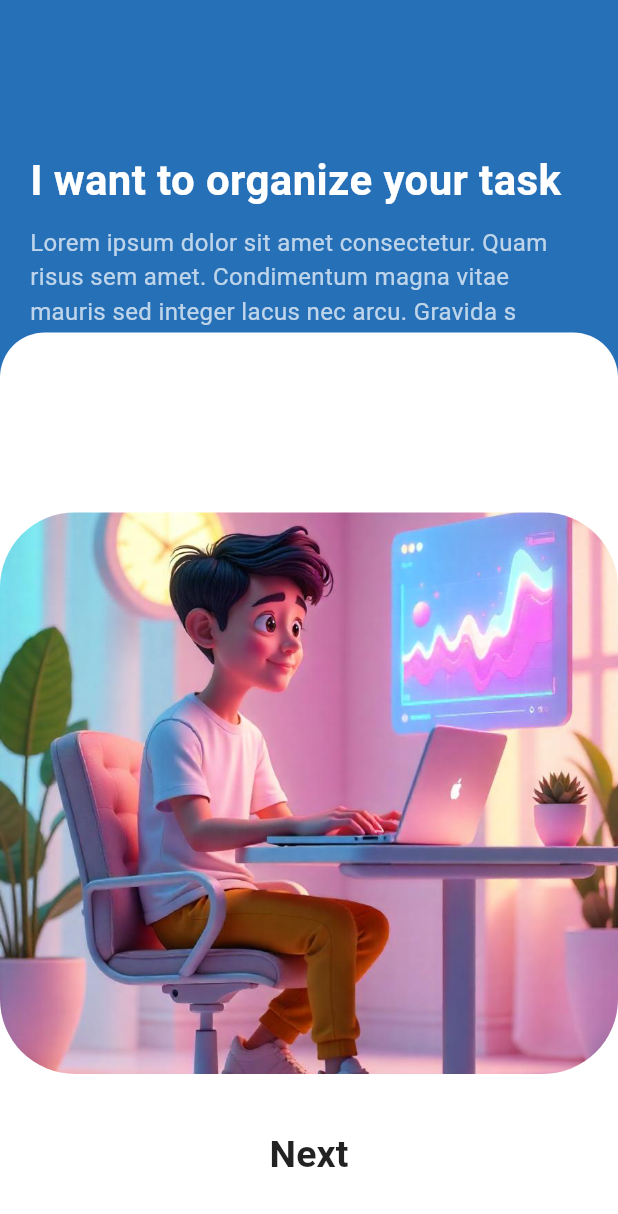
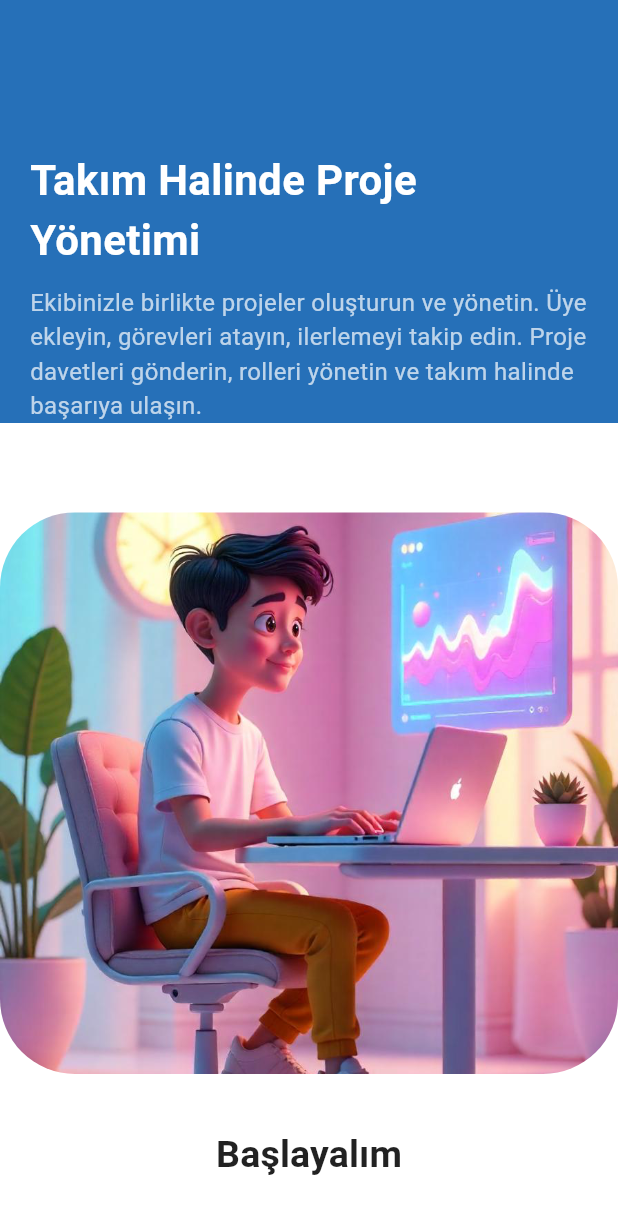
Before and after one commit to Atarapa0/OrionHub-Smart-Task-and-Project-Management-App, a Flutter app: the StartPage2 screen opened directly, on a phone screen of 412 x 824 dp. Shown: the top 1214 px of the screen. Run offline on Flutter 3.47's test engine with Material 3 defaults, Android fonts, the phone set to English and light mode, and no system bars; our stand-ins replace shared_preferences, supabase_flutter; accounts and stored records are empty.

Commit message:
Update project configuration and enhance UI elements for OrionHub. Add sensitive data files to .gitignore, update pubspec.lock with new dependencies, and implement flutter_launcher_icons for improved app branding. Revise README for clarity and detail, including setup instructions and feature descriptions. Adjust Android and iOS app icons for consistency across platforms. Refactor UI components for better layout and user experience in home and project detail pages.

```diff
--- a/lib/UI/pages/start_page1.dart
+++ b/lib/UI/pages/start_page1.dart
@@ -27,7 +27,7 @@ class _StartPageState extends State<StartPage> {
                     crossAxisAlignment: CrossAxisAlignment.start,
                     children: [
                       Text(
-                        'Organize your task',
+                        'Günlük Görevlerinizi Organize Edin',
                         style: TextStyle(
                           fontSize: 28,
                           fontWeight: FontWeight.bold,
@@ -36,13 +36,10 @@ class _StartPageState extends State<StartPage> {
                       ),
                       SizedBox(height: 10),
                       Text(
-                        'Lorem ipsum dolor sit amet consectetur. Quam risus sem '
-                        'amet. Condimentum magna vitae mauris sed integer lacus '
-                        'nec arcu. Gravida s',
-                        style: TextStyle(
-                          fontSize: 16,
-                          color: Colors.white70,
-                        ),
+                        'OrionHub ile kişisel görevlerinizi kolayca yönetin. '
+                        'Günlük yapılacaklar listenizi oluşturun, öncelik seviyesi belirleyin, '
+                        'tarihleri ayarlayın ve görevlerinizi zamanında tamamlayın.',
+                        style: TextStyle(fontSize: 16, color: Colors.white70),
                       ),
                     ],
                   ),
@@ -70,14 +67,16 @@ class _StartPageState extends State<StartPage> {
                               height: 200, // Resmin yüksekliğini ayarlayın
                               decoration: BoxDecoration(
                                 borderRadius: BorderRadius.circular(
-                                      50), // Köşeleri daha yuvarlak yapmak için değeri artırdık
+                                  50,
+                                ), // Köşeleri daha yuvarlak yapmak için değeri artırdık
                                 image: DecorationImage(
                                   image: AssetImage('assets/image1.png'),
                                   fit: BoxFit.cover,
                                 ),
                               ),
                             ),
-                            )),
+                          ),
+                        ),
                       ),
                     ],
                   ),
@@ -104,7 +103,7 @@ class _StartPageState extends State<StartPage> {
                                 Colors.transparent, // Gölgeyi kaldırmak için
                           ),
                           child: const Text(
-                            'Next',
+                            'Devam Et',
                             style: TextStyle(
                               fontSize: 25,
                               fontWeight: FontWeight.bold,
--- a/lib/UI/pages/start_page2.dart
+++ b/lib/UI/pages/start_page2.dart
@@ -25,7 +25,7 @@ class _StartPageState extends State<StartPage2> {
                   crossAxisAlignment: CrossAxisAlignment.start,
                   children: [
                     Text(
-                      'I want to organize your task',
+                      'Takım Halinde Proje Yönetimi',
                       style: TextStyle(
                         fontSize: 28,
                         fontWeight: FontWeight.bold,
@@ -34,11 +34,10 @@ class _StartPageState extends State<StartPage2> {
                     ),
                     SizedBox(height: 10),
                     Text(
-                      'Lorem ipsum dolor sit amet consectetur. Quam risus sem amet. Condimentum magna vitae mauris sed integer lacus nec arcu. Gravida s',
-                      style: TextStyle(
-                        fontSize: 16,
-                        color: Colors.white70,
-                      ),
+                      'Ekibinizle birlikte projeler oluşturun ve yönetin. '
+                      'Üye ekleyin, görevleri atayın, ilerlemeyi takip edin. '
+                      'Proje davetleri gönderin, rolleri yönetin ve takım halinde başarıya ulaşın.',
+                      style: TextStyle(fontSize: 16, color: Colors.white70),
                     ),
                   ],
                 ),
@@ -62,17 +61,19 @@ class _StartPageState extends State<StartPage2> {
                         child: Container(
                           margin: const EdgeInsets.only(top: 120),
                           child: Container(
-                            width: 200,  // Resmin genişliğini ayarlayın
+                            width: 200, // Resmin genişliğini ayarlayın
                             height: 200, // Resmin yüksekliğini ayarlayın
                             decoration: BoxDecoration(
-                              borderRadius: BorderRadius.circular(50), // Köşeleri daha yuvarlak yapmak için değeri artırdık
+                              borderRadius: BorderRadius.circular(
+                                50,
+                              ), // Köşeleri daha yuvarlak yapmak için değeri artırdık
                               image: DecorationImage(
                                 image: AssetImage('assets/image1.png'),
                                 fit: BoxFit.cover,
                               ),
                             ),
                           ),
-                        )
+                        ),
                       ),
                     ),
                   ],
@@ -94,15 +95,18 @@ class _StartPageState extends State<StartPage2> {
                           );
                         },
                         style: ElevatedButton.styleFrom(
-                          backgroundColor: Colors.transparent, // Butonun arka plan rengi
-                          shadowColor: Colors.transparent, // Gölgeyi kaldırmak için
+                          backgroundColor:
+                              Colors.transparent, // Butonun arka plan rengi
+                          shadowColor:
+                              Colors.transparent, // Gölgeyi kaldırmak için
                         ),
                         child: const Text(
-                          'Next',
+                          'Başlayalım',
                           style: TextStyle(
                             fontSize: 25,
                             fontWeight: FontWeight.bold,
-                            color: Colors.black87, // Buton üzerindeki metin rengi
+                            color:
+                                Colors.black87, // Buton üzerindeki metin rengi
                           ),
                         ),
                       ),
```
Also changed, not shown: lib/UI/widget/custom_app_bar.dart (+10 -5 lines), lib/core/config/supabase_config.dart (+8 -2 lines), lib/core/config/supabase_config.example.dart (added, +34 -0 lines), pubspec.yaml (+17 -0 lines), assets/OrionHub_appbar_logo.png (added), assets/OrionHub_logo.png (added), lib/UI/pages/home_page.dart (indentation only), lib/UI/pages/project_detail_page.dart (indentation only), pubspec.lock, 36 other files. Lines whose indentation alone changed are shown as unchanged.
